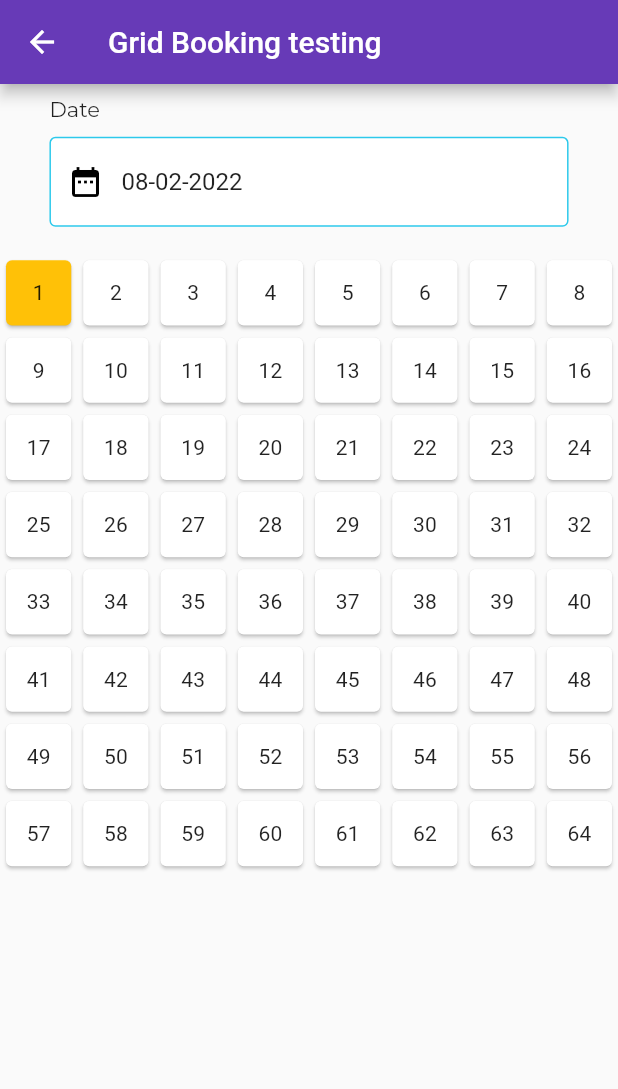
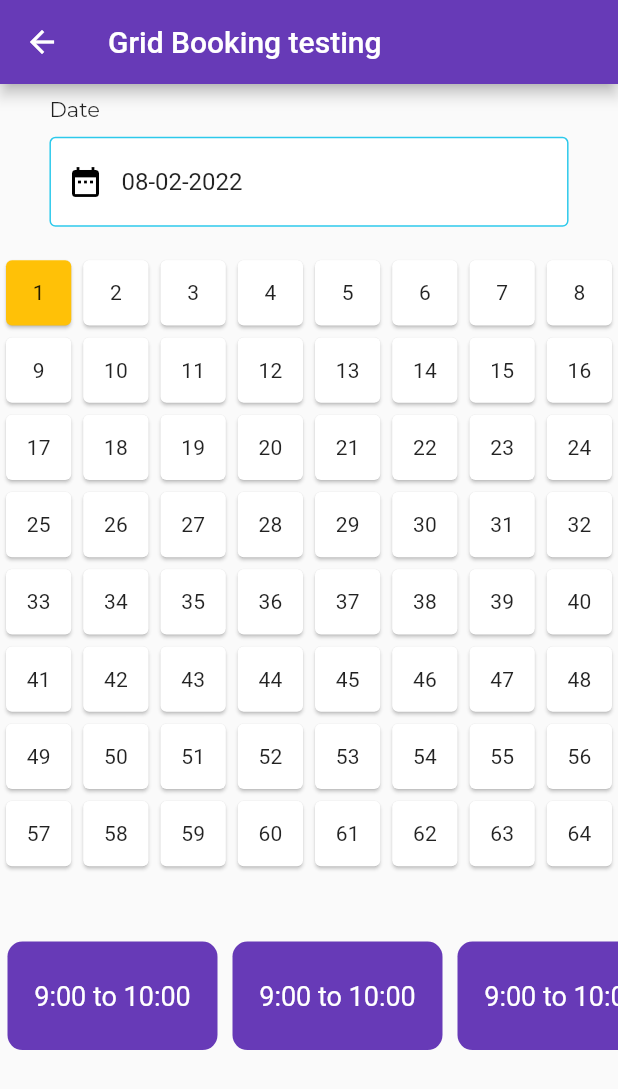
Before and after one commit to AbhiKumbhani007/ikigai, a Flutter app: the GridBooking screen opened directly, after a tap on an icon or button, on a phone screen of 412 x 824 dp. Shown: the top 1089 px of the screen. Run offline on Flutter 3.47's test engine with Material 2 defaults, Android fonts, the phone set to English and light mode, and no system bars; our stand-ins replace cloud_firestore, firebase_core, get, google_fonts; accounts and stored records are empty; network calls fail.

Commit message:
matrix stats comming

```diff
--- a/lib/controllers/matrix_controller.dart
+++ b/lib/controllers/matrix_controller.dart
@@ -6,28 +6,43 @@ import '../services/matrix_services.dart';
 
 class MatrixController extends GetxController {
   RxInt seatNumber = 0.obs;
-  String selectedDate = "";
-  RxList<bool> timeSlots = RxList<bool>();
-  MatrixServices matrixService = MatrixServices();
+    String selectedDate = "";
+  // RxList<bool> timeSlots = RxList<bool>();
+  var timeSlots = <bool>[].obs;
+
   @override
   void onInit() {
-    for (int i = 0; i < 13; i++) {
+    for (int i = 0; i <= 20; i++) {
       timeSlots.add(false);
     }
     super.onInit();
   }
 
+
+  @override
+  void update([List<Object>? ids, bool condition = true]) {
+    // TODO: implement update
+    super.update(ids, condition);
+  }
+
+
+  void updateTimeSlots() async {
+    MatrixServices matrixService = MatrixServices();
+    // var timeSlots = await matrixService.getS
+  }
   // void setSeatNumber(int seat) {
   //   seatNumber = seat as RxInt;
   // }
 
-  void setSelectedDate(String date) {
-    debugPrint("inside setSelectedDate");
-    selectedDate = date;
-    debugPrint("${selectedDate}");
-  }
+  // void setSelectedDate(String date) {
+  //   debugPrint("inside setSelectedDate");
+  //   selectedDate = date;
+  //   debugPrint("${selectedDate}");
+  // }
 
-  void fetchSeatDetailsFromFirebase() {
-    matrixService.getSeatStats(seatNumber.value.toString(), selectedDate);
+  void fetchSeatDetailsFromFirebase()  async {
+    MatrixServices matrixService = MatrixServices();
+
+  matrixService.getSeatStats(seatNumber.value.toString(), selectedDate.toString());
   }
 }
--- a/lib/main.dart
+++ b/lib/main.dart
@@ -1,6 +1,9 @@
 import 'package:flutter/material.dart';
+import 'package:get/get.dart';
 import 'package:ikigai/screens/Home%20Screen/home_screen.dart';
 import 'package:firebase_core/firebase_core.dart';
+
+import 'controllers/matrix_controller.dart';
 // void main() {
 //   runApp(const MyApp());
 // }
@@ -14,12 +17,14 @@ void main() async {
 }
 
 class MyApp extends StatelessWidget {
-  const MyApp({Key? key}) : super(key: key);
-
+   MyApp({Key? key}) : super(key: key);
+MatrixController matrixController = Get.put(MatrixController());
   // This widget is the root of your application.
   @override
   Widget build(BuildContext context) {
+
     return MaterialApp(
+
       theme: ThemeData(
         primarySwatch: Colors.deepPurple,
       ),
--- a/lib/screens/components/gridbooking.dart
+++ b/lib/screens/components/gridbooking.dart
@@ -1,3 +1,5 @@
+// ignore_for_file: prefer_const_constructors
+
 import 'package:flutter/material.dart';
 import 'package:get/get.dart';
 import 'package:ikigai/screens/components/input_field_date.dart';
@@ -11,7 +13,8 @@ class GridBooking extends StatefulWidget {
 }
 
 class _GridBookingState extends State<GridBooking> {
-  MatrixController matrixController = Get.put(MatrixController());
+  MatrixController matrixController = Get.find();
+
   DateTime date = DateTime.now();
   final TextEditingController _date = TextEditingController(
       text:
@@ -54,6 +57,7 @@ class _GridBookingState extends State<GridBooking> {
                   "${((date!.day) < 10 ? '0' + (date.day).toString() : (date.day).toString()) + '-' + (date.month < 10 ? '0' + date.month.toString() : date.month.toString()) + '-' + date.year.toString()}";
             },
           ),
+
           GridView.builder(
               shrinkWrap: true, //must for grid inside column
               gridDelegate: const SliverGridDelegateWithFixedCrossAxisCount(
@@ -83,6 +87,37 @@ class _GridBookingState extends State<GridBooking> {
               }),
 
           // render available slotes of selected seat
+          (matrixController.seatNumber.value != 0)
+              ? Container(
+                  padding: EdgeInsets.symmetric(
+                      vertical: MediaQuery.of(context).size.width * 0.10),
+                  height: MediaQuery.of(context).size.height * 0.20,
+                  /*  width: MediaQuery.of(context).size.width*0.20, */
+                  child: ListView.builder(
+                    /* shrinkWrap: true, */
+                    scrollDirection: Axis.horizontal,
+                    itemBuilder: (context, index) {
+                      return Obx((){return Container(
+                        width: 140,
+                        margin: EdgeInsets.all(5),
+                        child: Center(
+                            child: Text(
+                          "9:00 to 10:00",
+                          style: TextStyle(
+                            color: Colors.white ,
+                            fontSize: 18),
+                        )),
+                        decoration: BoxDecoration(
+                          color:  (matrixController.timeSlots[index])? Color.fromARGB(255, 170, 145, 212) : Colors.deepPurple,
+                          borderRadius: BorderRadius.circular(10),
+                        ),
+                      );});
+                    },
+                    itemCount: 13,
+                  ),
+                )
+              : Container()
+
         ],
       ),
     );
--- a/lib/services/matrix_services.dart
+++ b/lib/services/matrix_services.dart
@@ -1,23 +1,38 @@
 import 'package:cloud_firestore/cloud_firestore.dart';
+import 'package:flutter/material.dart';
+import 'package:get/get.dart';
+import 'package:ikigai/controllers/matrix_controller.dart';
 
 class MatrixServices {
+  MatrixController matrixController = Get.find();
   CollectionReference matrixCollection = FirebaseFirestore.instance
       .collection("Location")
       .doc("Nalagandla")
       .collection("Matrix");
+
   Future<void> getSeatStats(String seatNumber, String date) async {
     CollectionReference dateCollection =
         matrixCollection.doc(seatNumber).collection(date);
     final snapShots = await dateCollection.get();
     if (snapShots.docs.length > 0) {
       // fetch the data and list the available slots
-
-
+      // debugPrint("")
+      for (int i = 0; i < snapShots.docs.length; i++) {
+        matrixController.timeSlots[int.parse(snapShots.docs[i].id.toString())] =
+            snapShots.docs[i]["is_booked"];
+      }
+      for (int i = 0; i <= 13; i++) {
+        debugPrint(
+            "matrixController.timeSlots[$i] : ${matrixController.timeSlots[i]}");
+      }
     } else {
       // implement whole collection
       for (int i = 1; i <= 13; i++) {
         dateCollection.doc("${i}").set({'is_booked': false});
       }
+      for (int i = 0; i <= 13; i++) {
+        matrixController.timeSlots[i] = false;
+      }
     }
   }
 }
```
Also changed, not shown: pubspec.lock.
